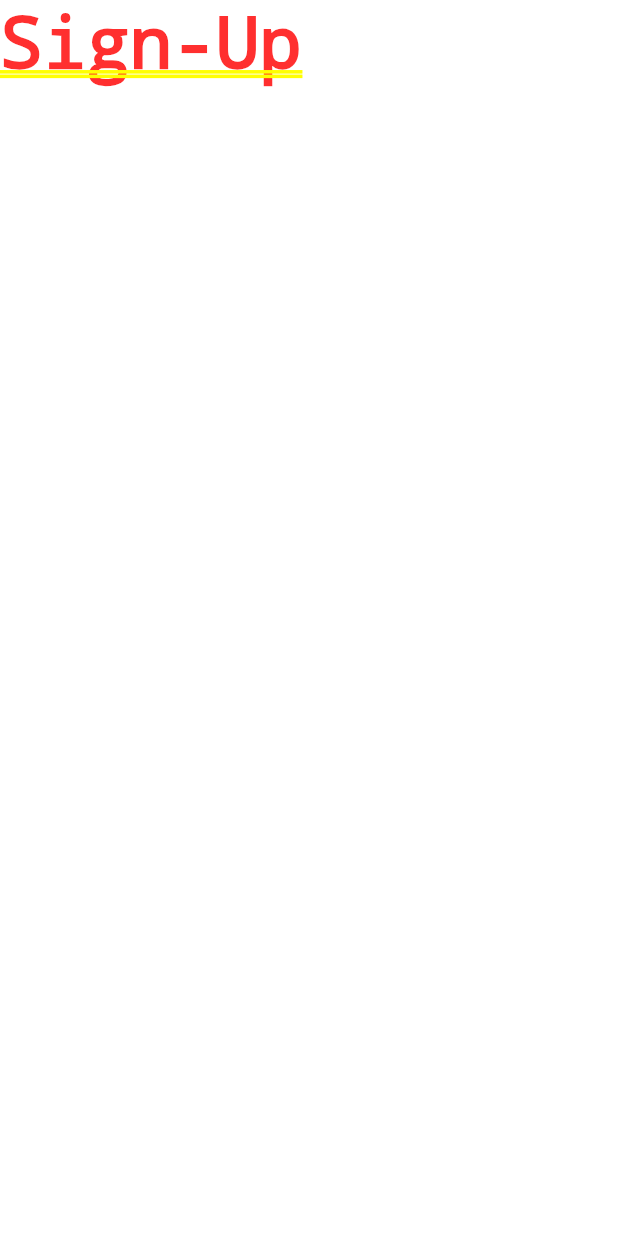
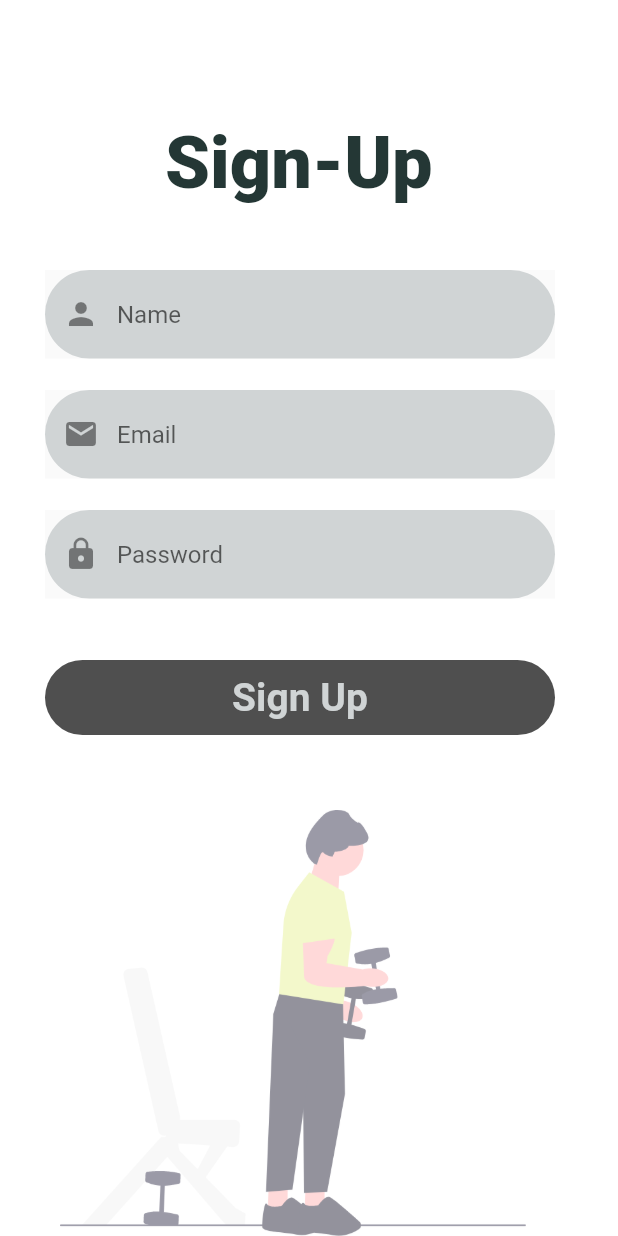
Before and after one commit to MEROO1010/fitness-club, a Flutter app: the signup screen opened directly, on a phone screen of 412 x 824 dp. Run offline on Flutter 3.47's test engine with Material 2 defaults, Android fonts, the phone set to English and light mode, and no system bars; our stand-ins replace hexcolor, page_transition; missing offline and left inert: introduction_slider, splash_screen_view; Roboto replaces fonts that are missing (Rubik-Medium.ttf, Rubik-SemiBold.ttf).

Commit message:
add new widgets and one  page to the app

```diff
--- a/lib/screens/pages/login.dart
+++ b/lib/screens/pages/login.dart
@@ -72,7 +72,7 @@ class _loginState extends State<login> {
           padding: EdgeInsets.only(top: 500, left: 30),
           child: TextButton(
             onPressed: () {
-              //Navigator.pushNamed(context, '/cappuccino');
+              //Navigator.pushNamed(context, '/main-page');
             },
             child: Text('Login',
                 style: TextStyle(
--- a/lib/screens/pages/signup.dart
+++ b/lib/screens/pages/signup.dart
@@ -1,4 +1,5 @@
 import 'package:flutter/material.dart';
+import 'package:hexcolor/hexcolor.dart';
 
 class signup extends StatefulWidget {
   const signup({super.key});
@@ -16,8 +17,108 @@ class _signupState extends State<signup> {
           backgroundColor: Colors.white,
         ),
         Container(
-          child: Text('Sign-Up'),
+          child: Text(
+            'Sign-Up',
+            style: TextStyle(
+                color: HexColor('#243735'),
+                decoration: TextDecoration.none,
+                fontFamily: 'Rubik-Medium.ttf'),
+          ),
+          padding: EdgeInsets.only(left: 110, top: 80),
         ),
+
+        //BACKGROUND IMAGE
+        Container(
+          child: Image.asset('assets/images/signup-bg.png'),
+          padding: EdgeInsets.only(top: 540, left: 40),
+        ),
+
+        /*ADD THE TEXT FIELD
+        /ADD THE NAME TEXT FILED*/
+        Padding(
+            padding: EdgeInsets.only(top: 180, left: 30),
+            child: Container(
+              child: Material(
+                child: TextField(
+                  decoration: InputDecoration(
+                      focusColor: Colors.amberAccent,
+                      hintText: 'Name',
+                      prefixIcon: Icon(Icons.person),
+                      border: OutlineInputBorder(),
+                      filled: true,
+                      fillColor: HexColor('#D0D4D5'),
+                      enabledBorder: OutlineInputBorder(
+                          borderSide: BorderSide.none,
+                          borderRadius: BorderRadius.circular(50))),
+                ),
+              ),
+              width: 340,
+            )),
+
+        //ADD THE EMAIL TEXT FIELD
+        Padding(
+            padding: EdgeInsets.only(top: 260, left: 30),
+            child: Container(
+              child: Material(
+                child: TextField(
+                  decoration: InputDecoration(
+                      focusColor: Colors.amberAccent,
+                      hintText: 'Email',
+                      prefixIcon: Icon(Icons.email),
+                      border: OutlineInputBorder(),
+                      filled: true,
+                      fillColor: HexColor('#D0D4D5'),
+                      enabledBorder: OutlineInputBorder(
+                          borderSide: BorderSide.none,
+                          borderRadius: BorderRadius.circular(50))),
+                ),
+              ),
+              width: 340,
+            )),
+
+        //ADD THE PASSWORD TEXT FIELD
+        Padding(
+            padding: EdgeInsets.only(top: 340, left: 30),
+            child: Container(
+              child: Material(
+                child: TextField(
+                  decoration: InputDecoration(
+                      focusColor: Colors.amberAccent,
+                      hintText: 'Password',
+                      prefixIcon: Icon(Icons.lock),
+                      border: OutlineInputBorder(),
+                      filled: true,
+                      fillColor: HexColor('#D0D4D5'),
+                      enabledBorder: OutlineInputBorder(
+                          borderSide: BorderSide.none,
+                          borderRadius: BorderRadius.circular(50))),
+                ),
+              ),
+              width: 340,
+            )),
+
+        //ADD SIGN-UP BUTTON
+        Container(
+          padding: EdgeInsets.only(top: 440, left: 30),
+          child: TextButton(
+            onPressed: () {
+              //Navigator.pushNamed(context, '/main-page');
+            },
+            child: Text('Sign Up',
+                style: TextStyle(
+                    fontSize: 26,
+                    fontFamily: "Rubik-SemiBold.ttf",
+                    fontWeight: FontWeight.bold,
+                    color: HexColor("#D0D4D5"))),
+            style: ElevatedButton.styleFrom(
+                primary: HexColor("#4F4F4F"),
+                shadowColor: Colors.black,
+                shape: RoundedRectangleBorder(
+                  borderRadius: new BorderRadius.circular(30.0),
+                ),
+                minimumSize: Size(340, 50)),
+          ),
+        )
       ],
     );
   }
```
Also changed, not shown: assets/images/signup-bg.png (added).
